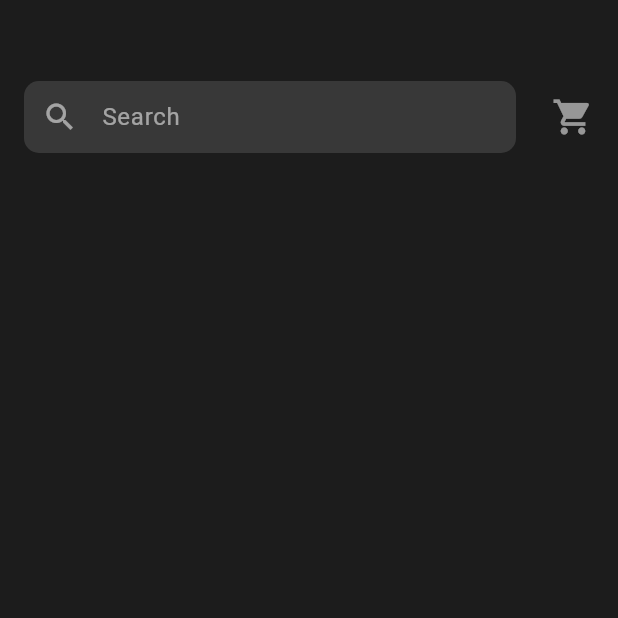
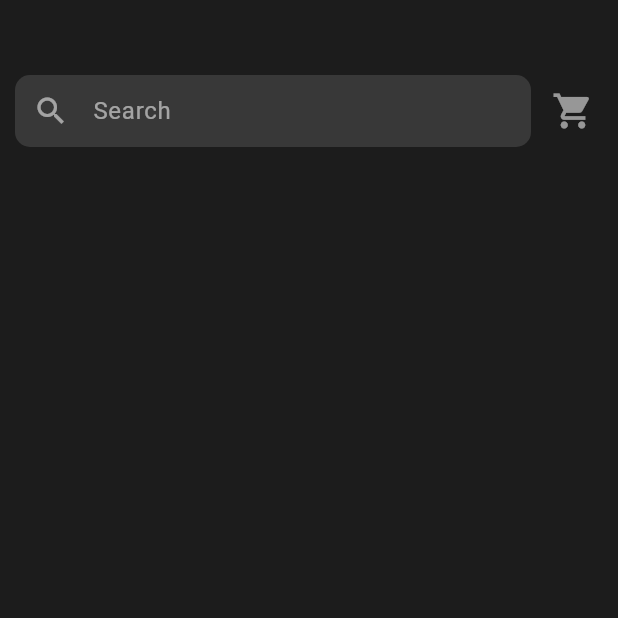
Before and after one commit to El-Qady/Store-App, a Flutter app: the screen it shows after launch, on a phone screen of 412 x 824 dp, the top half of it. Run offline on Flutter 3.47's test engine with Material 3 defaults, Android fonts, the phone set to English and light mode, and no system bars.

Commit message:
change spaces in search field

```diff
--- a/lib/widgets/search_field.dart
+++ b/lib/widgets/search_field.dart
@@ -11,9 +11,10 @@ class SearchField extends StatelessWidget {
       children: [
         Expanded(
           child: Padding(
-            padding: EdgeInsets.symmetric(
-                horizontal: 16.0,
-                vertical: 4.0), // Add padding to the TextField(8.0),
+            padding: EdgeInsets.only(
+              right: 14.0,
+              left: 10.0,
+            ), // Add padding to the TextField(8.0),
             child: TextField(
               decoration: InputDecoration(
                 filled: true,
@@ -30,7 +31,6 @@ class SearchField extends StatelessWidget {
             ),
           ),
         ),
-        SizedBox(width: 8.0),
         Padding(
           padding: EdgeInsets.only(right: 16.0),
           child: Icon(Icons.shopping_cart, color: Colors.white54, size: 28),
```
